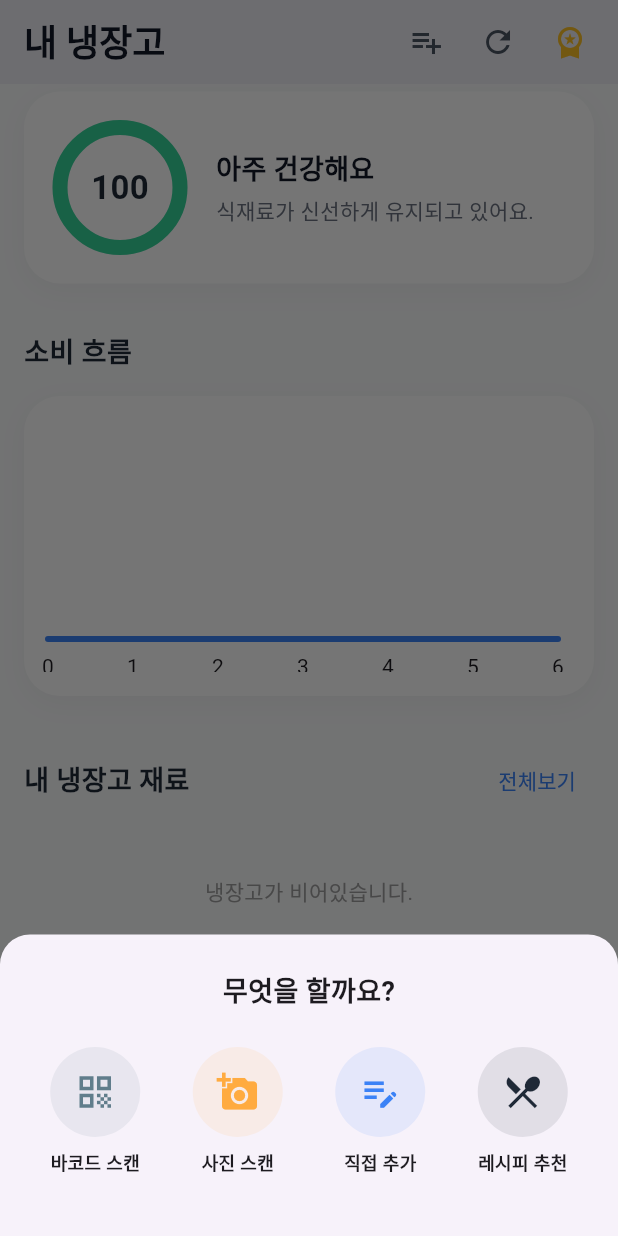
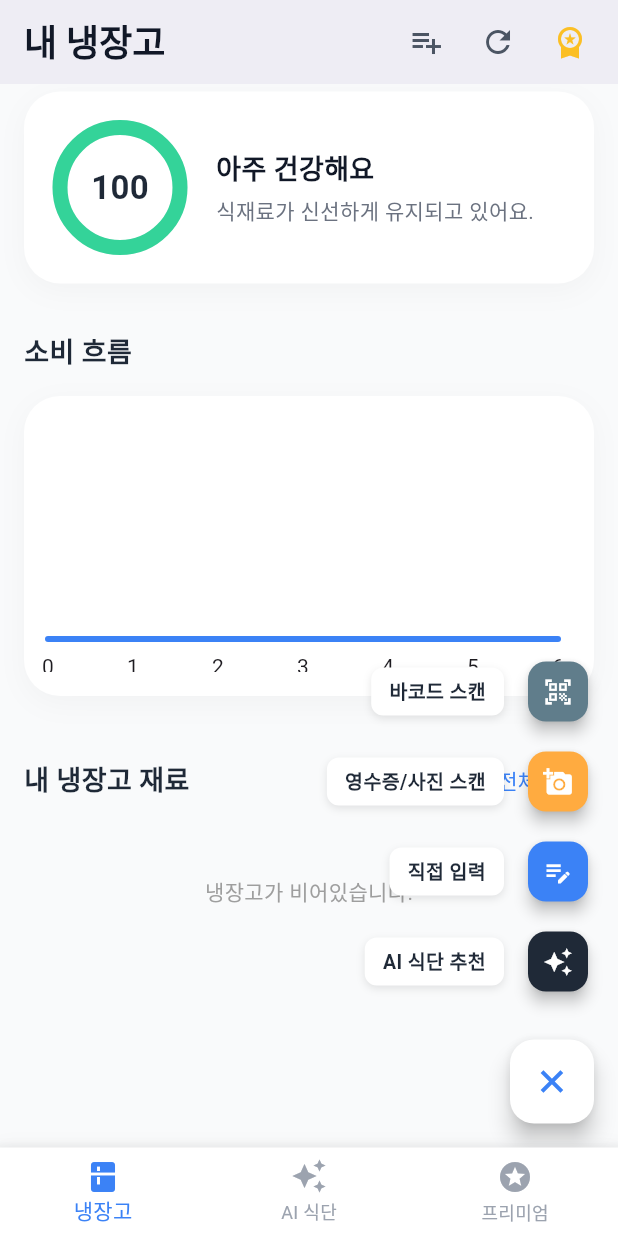
Before and after one commit to milleakamo/fridge_recipe, a Flutter app: the screen it shows after launch, scrolled down 246 dp, after a tap on the "add" icon, on a phone screen of 412 x 824 dp. Run offline on Flutter 3.47's test engine with Material 3 defaults, Android fonts, the phone set to English and light mode, and no system bars; drawn by our look-alikes of fl_chart, flutter_animate; our stand-ins replace camera, hive, hive_flutter, image_picker; missing offline and left inert: flutter_barcode_scanner, flutter_confetti; accounts and stored records are empty; Roboto replaces fonts that are missing (Pretendard).

Commit message:
ui: refactor floating buttons into a single expandable menu (Speed Dial)

```diff
--- a/lib/screens/home_screen.dart
+++ b/lib/screens/home_screen.dart
@@ -27,15 +27,45 @@ class HomeScreen extends StatefulWidget {
   _HomeScreenState createState() => _HomeScreenState();
 }
 
-class _HomeScreenState extends State<HomeScreen> {
+class _HomeScreenState extends State<HomeScreen> with SingleTickerProviderStateMixin {
   late Box<Ingredient> _ingredientBox;
   final BarcodeService _barcodeService = BarcodeService();
   final currencyFormat = NumberFormat.currency(locale: 'ko_KR', symbol: '₩');
+
+  late AnimationController _animationController;
+  late Animation<double> _expandAnimation;
+  bool _isMenuOpen = false;
 
   @override
   void initState() {
     super.initState();
     _ingredientBox = Hive.box<Ingredient>('ingredients');
+
+    _animationController = AnimationController(
+      vsync: this,
+      duration: const Duration(milliseconds: 250),
+    );
+    _expandAnimation = CurvedAnimation(
+      parent: _animationController,
+      curve: Curves.fastOutSlowIn,
+    );
+  }
+
+  @override
+  void dispose() {
+    _animationController.dispose();
+    super.dispose();
+  }
+
+  void _toggleMenu() {
+    setState(() {
+      _isMenuOpen = !_isMenuOpen;
+      if (_isMenuOpen) {
+        _animationController.forward();
+      } else {
+        _animationController.reverse();
+      }
+    });
   }
 
   double get _totalSavedAmount {
@@ -246,10 +276,144 @@ class _HomeScreenState extends State<HomeScreen> {
           );
         },
       ),
-      floatingActionButton: FloatingActionButton(
-        onPressed: () => _showAddMenu(context),
-        backgroundColor: const Color(0xFF3B82F6),
-        child: const Icon(Icons.add, color: Colors.white, size: 32),
+      floatingActionButton: _buildFloatingMenu(),
+    );
+  }
+
+  Widget _buildFloatingMenu() {
+    return Column(
+      mainAxisSize: MainAxisSize.min,
+      crossAxisAlignment: CrossAxisAlignment.end,
+      children: [
+        if (_isMenuOpen) ...[
+          _buildMenuStep(
+            icon: Icons.qr_code_scanner,
+            label: '바코드 스캔',
+            color: Colors.blueGrey,
+            onTap: () async {
+              _toggleMenu();
+              String barcodeScanRes = await FlutterBarcodeScanner.scanBarcode(
+                  '#ff6666', 'Cancel', true, ScanMode.BARCODE);
+              if (barcodeScanRes != '-1') {
+                final Ingredient? newIngredient = await _barcodeService.lookupBarcode(barcodeScanRes);
+                if (newIngredient != null) {
+                  _ingredientBox.add(newIngredient);
+                  setState(() {});
+                }
+              }
+            },
+            index: 3,
+          ),
+          _buildMenuStep(
+            icon: Icons.add_a_photo,
+            label: '영수증/사진 스캔',
+            color: Colors.orangeAccent,
+            onTap: () async {
+              _toggleMenu();
+              final List<Ingredient>? newItems = await Navigator.push(
+                context,
+                MaterialPageRoute(builder: (context) => const AIScanScreen()),
+              );
+              if (newItems != null && newItems.isNotEmpty) {
+                for (var item in newItems) {
+                  _ingredientBox.add(item);
+                }
+                setState(() {});
+              }
+            },
+            index: 2,
+          ),
+          _buildMenuStep(
+            icon: Icons.edit_note,
+            label: '직접 입력',
+            color: const Color(0xFF3B82F6),
+            onTap: () async {
+              _toggleMenu();
+              final bool? added = await Navigator.push(
+                context,
+                MaterialPageRoute(builder: (context) => const ManualAddScreen()),
+              );
+              if (added == true) setState(() {});
+            },
+            index: 1,
+          ),
+          _buildMenuStep(
+            icon: Icons.auto_awesome,
+            label: 'AI 식단 추천',
+            color: const Color(0xFF1F2937),
+            onTap: () {
+              _toggleMenu();
+              Navigator.push(
+                context,
+                MaterialPageRoute(
+                  builder: (context) => RecipeListScreen(
+                    ingredients: _ingredientBox.values.toList(),
+                    apiKey: widget.apiKey,
+                  ),
+                ),
+              );
+            },
+            index: 0,
+          ),
+          const SizedBox(height: 16),
+        ],
+        FloatingActionButton(
+          onPressed: _toggleMenu,
+          backgroundColor: _isMenuOpen ? Colors.white : const Color(0xFF3B82F6),
+          child: AnimatedRotation(
+            turns: _isMenuOpen ? 0.125 : 0, // 45도 회전하여 X 모양으로
+            duration: const Duration(milliseconds: 250),
+            child: Icon(
+              _isMenuOpen ? Icons.add : Icons.add,
+              color: _isMenuOpen ? const Color(0xFF3B82F6) : Colors.white,
+              size: 32,
+            ),
+          ),
+        ),
+      ],
+    );
+  }
+
+  Widget _buildMenuStep({
+    required IconData icon,
+    required String label,
+    required Color color,
+    required VoidCallback onTap,
+    required int index,
+  }) {
+    return FadeTransition(
+      opacity: _expandAnimation,
+      child: ScaleTransition(
+        scale: _expandAnimation,
+        child: Padding(
+          padding: const EdgeInsets.only(bottom: 12),
+          child: Row(
+            mainAxisSize: MainAxisSize.min,
+            children: [
+              Container(
+                padding: const EdgeInsets.symmetric(horizontal: 12, vertical: 6),
+                decoration: BoxDecoration(
+                  color: Colors.white,
+                  borderRadius: BorderRadius.circular(8),
+                  boxShadow: [
+                    BoxShadow(color: Colors.black.withOpacity(0.1), blurRadius: 4, offset: const Offset(0, 2)),
+                  ],
+                ),
+                child: Text(
+                  label,
+                  style: const TextStyle(fontWeight: FontWeight.bold, fontSize: 13, color: Color(0xFF1F2937)),
+                ),
+              ),
+              const SizedBox(width: 12),
+              FloatingActionButton.small(
+                onPressed: onTap,
+                backgroundColor: color,
+                elevation: 4,
+                child: Icon(icon, color: Colors.white, size: 20),
+              ),
+            ],
+          ),
+        ),
       ),
     );
   }
```
